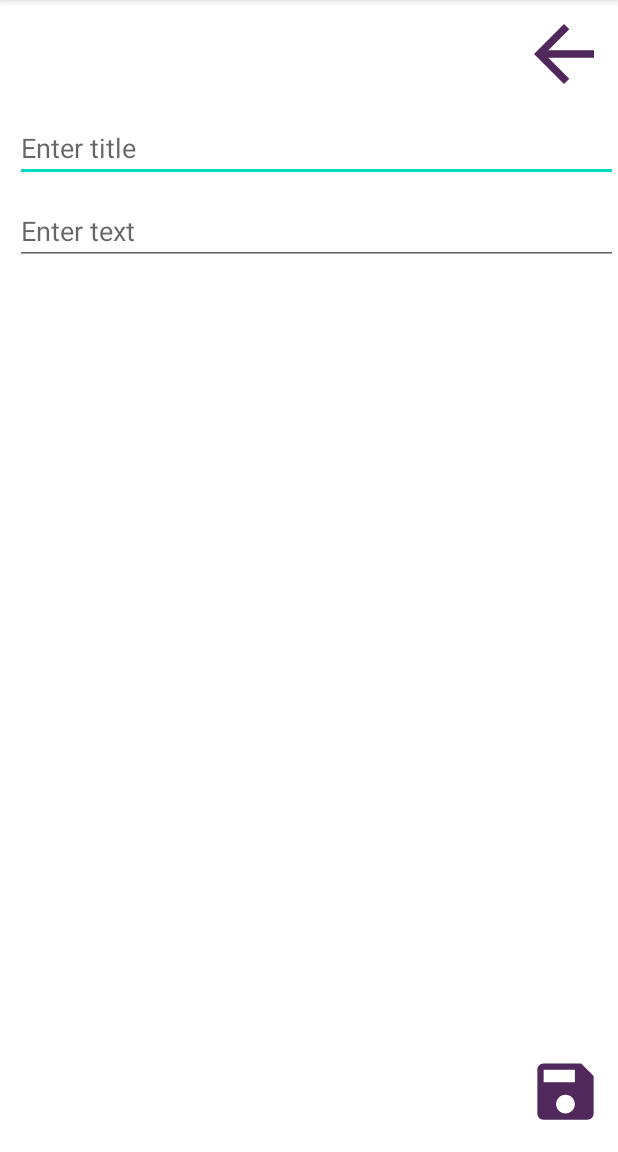
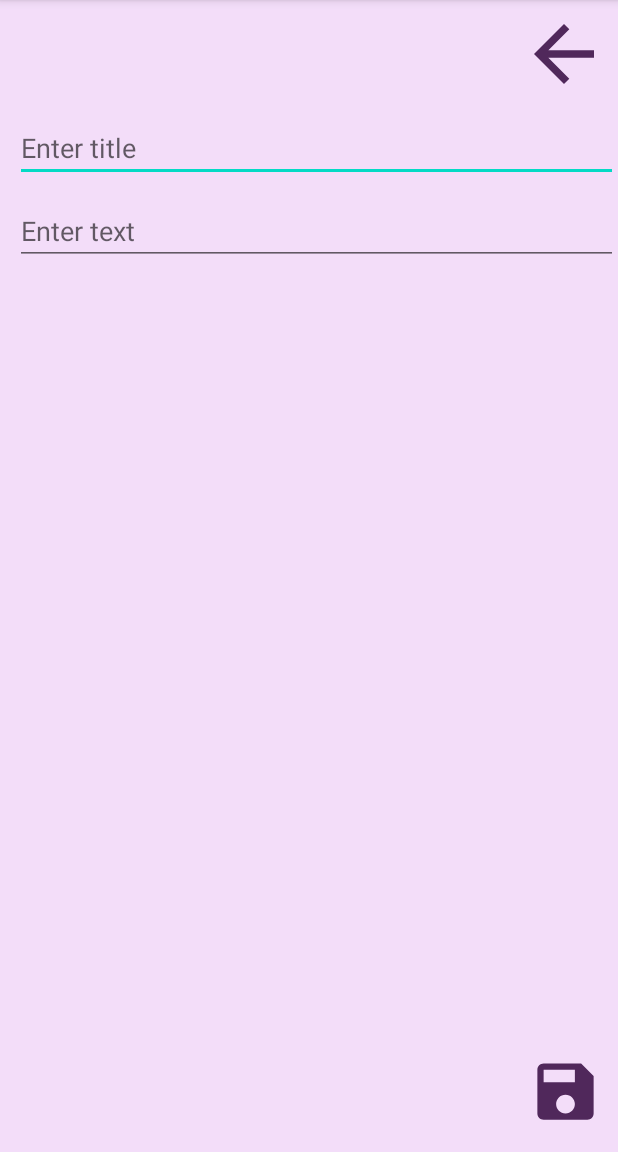
Before and after one commit to Sarahparah/NotePad, an Android app: the EditActivity screen opened directly, with no data from a screen before it, on a phone screen of 412 x 824 dp, the part 84-1236 px from its top. Run offline under Robolectric (Android 15) with nearby library versions, the phone set to English and light mode, and no system bars.

Commit message:
changed the colors on background

```diff
--- a/app/src/main/java/com/example/notepad/Controller/MainActivity.java
+++ b/app/src/main/java/com/example/notepad/Controller/MainActivity.java
@@ -85,8 +85,6 @@ public class MainActivity extends AppCompatActivity {
         arrayAdapter = new ArrayAdapter<>(this, android.R.layout.simple_list_item_1, arrayList);
         notes.setAdapter(arrayAdapter);
 
-
-
     }
 
 
--- a/app/src/main/java/com/example/notepad/Model/NoteModel.java
+++ b/app/src/main/java/com/example/notepad/Model/NoteModel.java
@@ -65,6 +65,9 @@ public class NoteModel {
         }
 
     }
+
+    //här tar vi array listan och connectar den med vår folder vi skapade i saveData metoden.
+
     public ArrayList <String> loadData(){
 
         ArrayList <String> noteTitles = new ArrayList<>();
@@ -89,6 +92,7 @@ public class NoteModel {
         return noteTitles;
 
     }
+
     public String loadNoteText(String title){
         String noteText = "";
 
--- a/app/src/main/res/layout/activity_edit.xml
+++ b/app/src/main/res/layout/activity_edit.xml
@@ -4,7 +4,8 @@
     xmlns:tools="http://schemas.android.com/tools"
     android:layout_width="match_parent"
     android:layout_height="match_parent"
-    tools:context=".Controller.EditActivity">
+    tools:context=".Controller.EditActivity"
+    android:background="@color/light_lightPurple">
 
         <!-- tillbaka knapp till main-->
     <ImageView
--- a/app/src/main/res/layout/activity_main.xml
+++ b/app/src/main/res/layout/activity_main.xml
@@ -5,7 +5,8 @@
     android:layout_width="match_parent"
     android:layout_height="match_parent"
     tools:context=".Controller.MainActivity"
-    android:orientation="vertical">
+    android:orientation="vertical"
+    android:background="@color/light_lightPurple">
 
 
     <!-- Min knapp för att lägga till en note-->
@@ -14,6 +15,7 @@
         android:layout_width="0dp"
         android:layout_height="0dp"
         android:layout_marginStart="10dp"
+        android:layout_marginEnd="10dp"
         android:layout_weight="1"
         android:scrollbars="vertical"
         app:layout_constraintBottom_toBottomOf="parent"
--- a/app/src/main/res/values/colors.xml
+++ b/app/src/main/res/values/colors.xml
@@ -10,4 +10,5 @@
     <color name="light_purple">#BA55D3</color>
     <color name="darker_purple">#9932CC</color>
     <color name="pic_green">#B0223323</color>
+    <color name="light_lightPurple">#4AD689E9</color>
 </resources>
--- a/app/src/main/res/values/themes.xml
+++ b/app/src/main/res/values/themes.xml
@@ -3,7 +3,7 @@
     <style name="Theme.NotePad" parent="Theme.MaterialComponents.DayNight.DarkActionBar">
         <!-- Primary brand color. -->
         <item name="colorPrimary">@color/light_purple</item>
-        <item name="colorPrimaryVariant">@color/darker_purple</item>
+        <item name="colorPrimaryVariant">@color/light_purple</item>
         <item name="colorOnPrimary">@color/white</item>
         <!-- Secondary brand color. -->
         <item name="colorSecondary">@color/teal_200</item>
```
